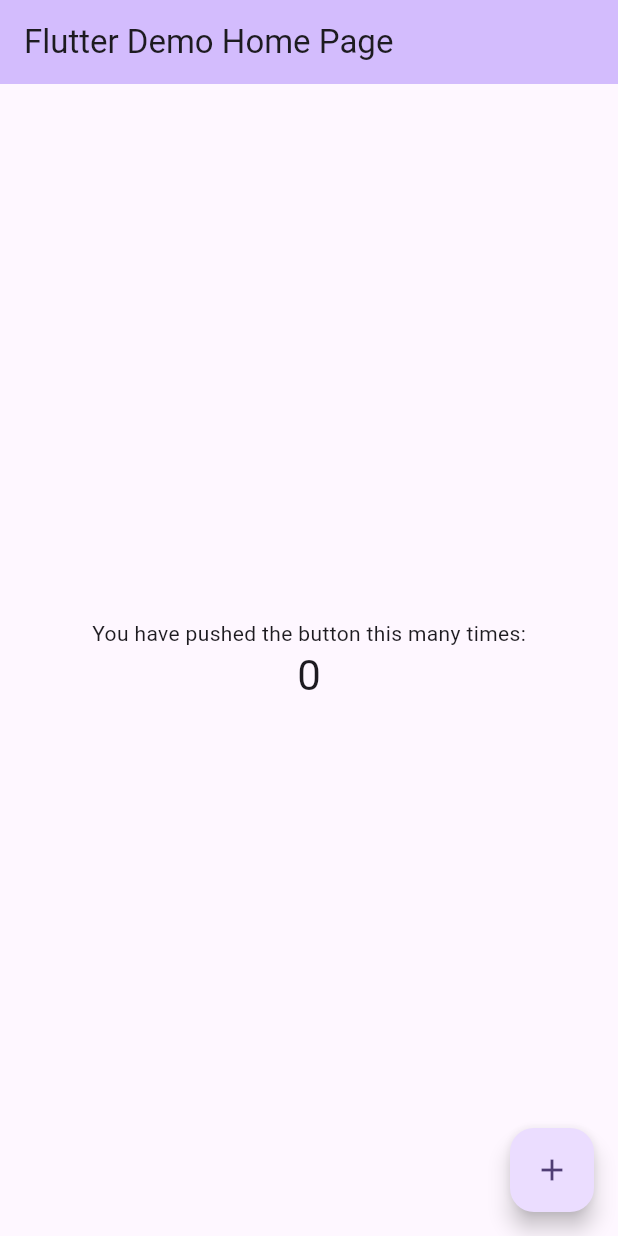
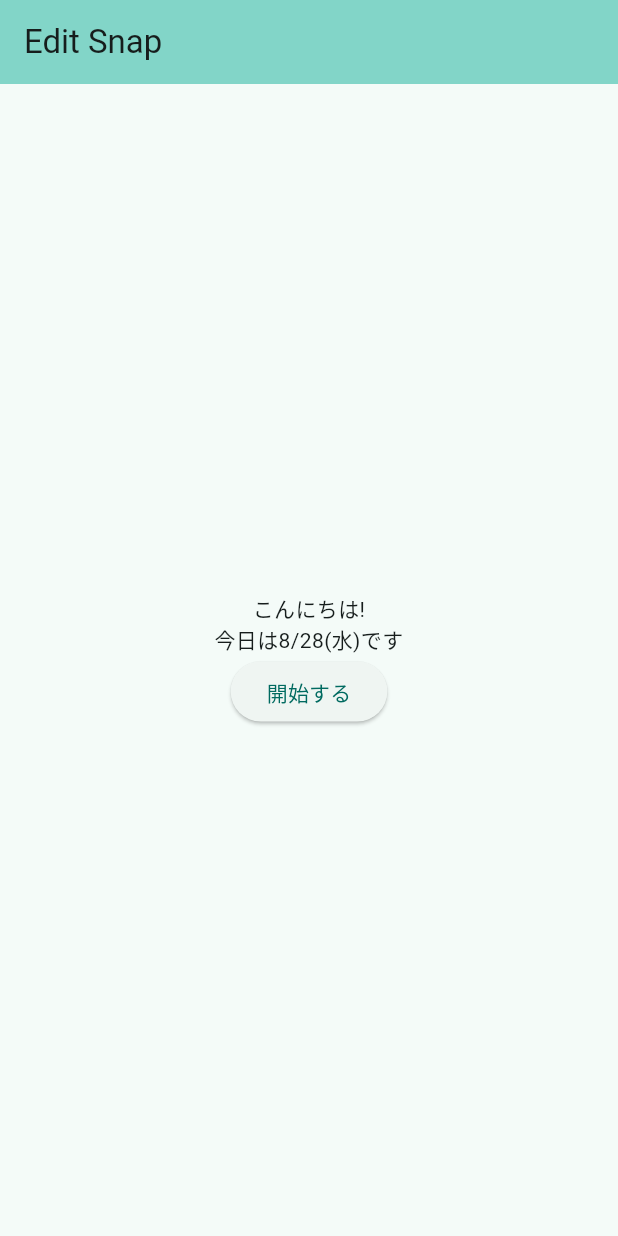
Before and after one commit to Naisinn/flutter_jissenn_06, a Flutter app: the screen it shows after launch, on a phone screen of 412 x 824 dp. Run offline on Flutter 3.47's test engine with Material 3 defaults, Android fonts, the phone set to English and light mode, and no system bars; generated files the repository leaves out were written again.

Commit message:
日本語化

```diff
--- /dev/null
+++ b/l10n.yaml
@@ -0,0 +1,3 @@
+template-arb-file: app_ja.arb
+output-class: L10n
+nullable-getter: false
--- /dev/null
+++ b/lib/l10n/app_ja.arb
@@ -0,0 +1,14 @@
+{
+  "startScreenTitle": "Edit Snap",
+  "helloWorldOn": "こんにちは!\n今日は{date}です",
+  "@helloWorldOn": {
+    "description": "開始画面に表示する挨拶文",
+    "placeholders": {
+      "date": {
+        "type": "DateTime",
+        "format": "MEd"
+      }
+    }
+  },
+  "start": "開始する"
+}
--- a/lib/main.dart
+++ b/lib/main.dart
@@ -1,4 +1,6 @@
 import 'package:flutter/material.dart';
+import 'package:flutter_jissenn_06/start_screen.dart';
+import 'package:flutter_gen/gen_l10n/app_localizations.dart';
 
 void main() {
   runApp(const MyApp());
@@ -7,119 +9,19 @@ void main() {
 class MyApp extends StatelessWidget {
   const MyApp({super.key});
 
-  // This widget is the root of your application.
   @override
   Widget build(BuildContext context) {
     return MaterialApp(
-      title: 'Flutter Demo',
+      localizationsDelegates: L10n.localizationsDelegates,
+      supportedLocales: L10n.supportedLocales,
+      // Androidのタスクマネージャーに表示されるアプリ名
+      // iOSでは使用されません
+      title: 'Edit Snap',
       theme: ThemeData(
-        // This is the theme of your application.
-        //
-        // TRY THIS: Try running your application with "flutter run". You'll see
-        // the application has a purple toolbar. Then, without quitting the app,
-        // try changing the seedColor in the colorScheme below to Colors.green
-        // and then invoke "hot reload" (save your changes or press the "hot
-        // reload" button in a Flutter-supported IDE, or press "r" if you used
-        // the command line to start the app).
-        //
-        // Notice that the counter didn't reset back to zero; the application
-        // state is not lost during the reload. To reset the state, use hot
-        // restart instead.
-        //
-        // This works for code too, not just values: Most code changes can be
-        // tested with just a hot reload.
-        colorScheme: ColorScheme.fromSeed(seedColor: Colors.deepPurple),
+        colorScheme: ColorScheme.fromSeed(seedColor: Colors.teal),
         useMaterial3: true,
       ),
-      home: const MyHomePage(title: 'Flutter Demo Home Page'),
+      home: const StartScreen(),
     );
   }
 }
-
-class MyHomePage extends StatefulWidget {
-  const MyHomePage({super.key, required this.title});
-
-  // This widget is the home page of your application. It is stateful, meaning
-  // that it has a State object (defined below) that contains fields that affect
-  // how it looks.
-
-  // This class is the configuration for the state. It holds the values (in this
-  // case the title) provided by the parent (in this case the App widget) and
-  // used by the build method of the State. Fields in a Widget subclass are
-  // always marked "final".
-
-  final String title;
-
-  @override
-  State<MyHomePage> createState() => _MyHomePageState();
-}
-
-class _MyHomePageState extends State<MyHomePage> {
-  int _counter = 0;
-
-  void _incrementCounter() {
-    setState(() {
-      // This call to setState tells the Flutter framework that something has
-      // changed in this State, which causes it to rerun the build method below
-      // so that the display can reflect the updated values. If we changed
-      // _counter without calling setState(), then the build method would not be
-      // called again, and so nothing would appear to happen.
-      _counter++;
-    });
-  }
-
-  @override
-  Widget build(BuildContext context) {
-    // This method is rerun every time setState is called, for instance as done
-    // by the _incrementCounter method above.
-    //
-    // The Flutter framework has been optimized to make rerunning build methods
-    // fast, so that you can just rebuild anything that needs updating rather
-    // than having to individually change instances of widgets.
-    return Scaffold(
-      appBar: AppBar(
-        // TRY THIS: Try changing the color here to a specific color (to
-        // Colors.amber, perhaps?) and trigger a hot reload to see the AppBar
-        // change color while the other colors stay the same.
-        backgroundColor: Theme.of(context).colorScheme.inversePrimary,
-        // Here we take the value from the MyHomePage object that was created by
-        // the App.build method, and use it to set our appbar title.
-        title: Text(widget.title),
-      ),
-      body: Center(
-        // Center is a layout widget. It takes a single child and positions it
-        // in the middle of the parent.
-        child: Column(
-          // Column is also a layout widget. It takes a list of children and
-          // arranges them vertically. By default, it sizes itself to fit its
-          // children horizontally, and tries to be as tall as its parent.
-          //
-          // Column has various properties to control how it sizes itself and
-          // how it positions its children. Here we use mainAxisAlignment to
-          // center the children vertically; the main axis here is the vertical
-          // axis because Columns are vertical (the cross axis would be
-          // horizontal).
-          //
-          // TRY THIS: Invoke "debug painting" (choose the "Toggle Debug Paint"
-          // action in the IDE, or press "p" in the console), to see the
-          // wireframe for each widget.
-          mainAxisAlignment: MainAxisAlignment.center,
-          children: <Widget>[
-            const Text(
-              'You have pushed the button this many times:',
-            ),
-            Text(
-              '$_counter',
-              style: Theme.of(context).textTheme.headlineMedium,
-            ),
-          ],
-        ),
-      ),
-      floatingActionButton: FloatingActionButton(
-        onPressed: _incrementCounter,
-        tooltip: 'Increment',
-        child: const Icon(Icons.add),
-      ), // This trailing comma makes auto-formatting nicer for build methods.
-    );
-  }
-}
--- /dev/null
+++ b/lib/start_screen.dart
@@ -0,0 +1,32 @@
+import 'package:flutter/material.dart';
+import 'package:flutter_gen/gen_l10n/app_localizations.dart';
+
+class StartScreen extends StatelessWidget {
+  const StartScreen({super.key});
+
+  @override
+  Widget build(BuildContext context) {
+    final l10n = L10n.of(context);
+    return Scaffold(
+      appBar: AppBar(
+        backgroundColor: Theme.of(context).colorScheme.inversePrimary,
+        title: Text(l10n.startScreenTitle),
+      ),
+      body: Center(
+        child: Column(
+          mainAxisAlignment: MainAxisAlignment.center,
+          children: [
+            Text(
+              l10n.helloWorldOn(DateTime.now()),
+              textAlign: TextAlign.center,
+            ),
+            ElevatedButton(
+              child: Text(l10n.start),
+              onPressed: () {},
+            ),
+          ],
+        ),
+      ),
+    );
+  }
+}
--- a/pubspec.yaml
+++ b/pubspec.yaml
@@ -31,10 +31,12 @@ dependencies:
   flutter:
     sdk: flutter
 
-
   # The following adds the Cupertino Icons font to your application.
   # Use with the CupertinoIcons class for iOS style icons.
   cupertino_icons: ^1.0.8
+  flutter_localizations:
+    sdk: flutter
+  intl: any
 
 dev_dependencies:
   flutter_test:
@@ -57,6 +59,7 @@ flutter:
   # included with your application, so that you can use the icons in
   # the material Icons class.
   uses-material-design: true
+  generate: true
 
   # To add assets to your application, add an assets section, like this:
   # assets:
```
Also changed, not shown: pubspec.lock, 1 other file.
